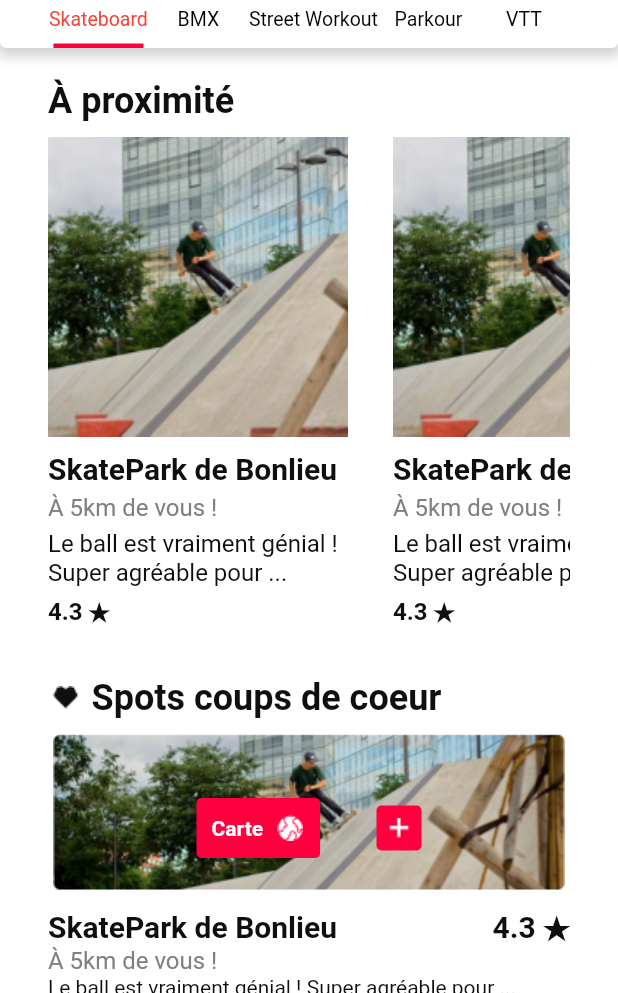
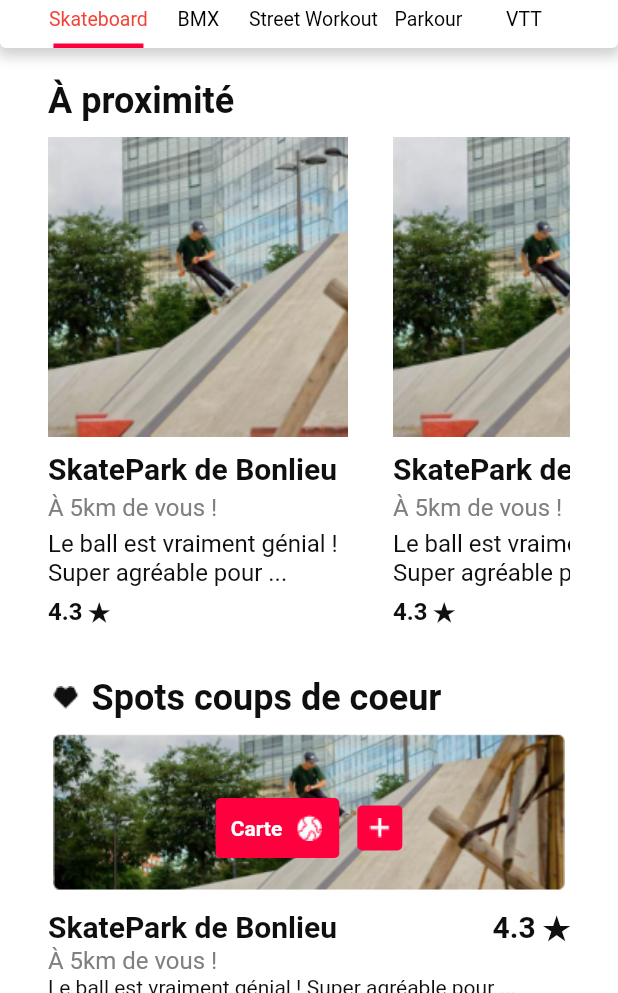
Before and after one commit to AlzUrt/Spotted, a Flutter app: the SpotList screen opened directly, on a phone screen of 412 x 824 dp, the part 243-1236 px from its top. Run offline on Flutter 3.47's test engine with Material 2 defaults, Android fonts, the phone set to English and light mode, and no system bars; our stand-ins replace cloud_firestore, firebase_auth, firebase_core, flutter_map, geolocator, latlong2; accounts and stored records are empty; Roboto replaces fonts that are missing (IntegralCF); statements that could not run were skipped.

Commit message:
petite modification graphique

```diff
--- a/lib/views/spot_list.dart
+++ b/lib/views/spot_list.dart
@@ -352,12 +352,12 @@ const CustomImageCard(
   right: 0,
   bottom: 90,
   child: Container(
-              margin: const EdgeInsets.symmetric(horizontal: 131),
+    // margin: const EdgeInsets.symmetric(horizontal: 22),
     child: Column(
       children: [
         SizedBox(
           child: Row(
-                      mainAxisAlignment: MainAxisAlignment.spaceBetween,
+            mainAxisAlignment: MainAxisAlignment.center, // Modifier la justification ici
             children: [
               Container(
                 decoration: BoxDecoration(
@@ -396,7 +396,7 @@ const CustomImageCard(
                   ),
                 ),
               ),
-                        const SizedBox(width: 16),
+              const SizedBox(width: 12), // Espacement de 22 pixels entre les boutons
               Container(
                 height: 30.0,
                 width: 30.0,
@@ -407,14 +407,10 @@ const CustomImageCard(
                 child: Material(
                   color: Colors.transparent,
                   child: InkWell(
-                              onTap: (
-                                  // get current location
-
-                                  ) {
+                    onTap: () {
                       Navigator.push(
                         context,
-                                  MaterialPageRoute(
-                                      builder: (context) => const AddSpot()),
+                        MaterialPageRoute(builder: (context) => const AddSpot()),
                       );
                     },
                     child: Padding(
@@ -436,6 +432,7 @@ const CustomImageCard(
     ),
   ),
 ),
+
            Positioned(
       left: 0,
       right: 0,
```
Lines whose indentation alone changed are shown as unchanged.
